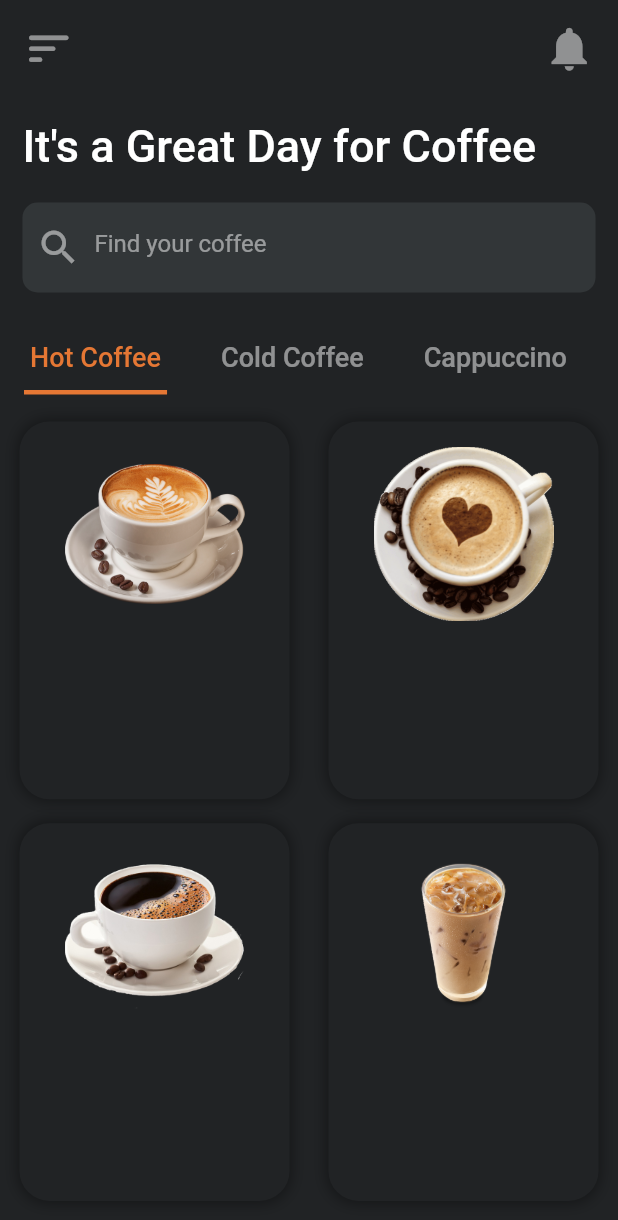
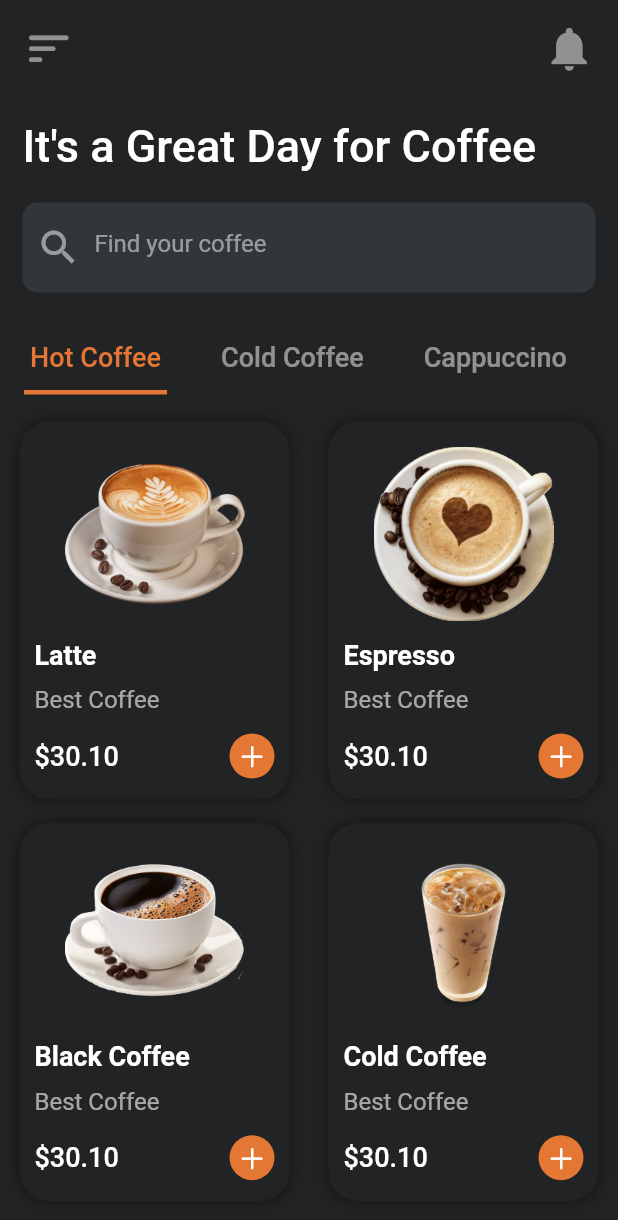
Before and after one commit to loxt/coffe-shop-app, a Flutter app: the HomePage screen opened directly, on a phone screen of 412 x 824 dp. Shown: the top 1220 px of the screen. Run offline on Flutter 3.47's test engine with Material 2 defaults, Android fonts, the phone set to English and light mode, and no system bars; our stand-ins replace google_fonts.

Commit message:
feat: create item card

```diff
--- a/lib/widgets/item.dart
+++ b/lib/widgets/item.dart
@@ -1,3 +1,4 @@
+import 'package:flutter/cupertino.dart';
 import 'package:flutter/material.dart';
 
 class ItemWidget extends StatelessWidget {
@@ -42,6 +43,55 @@ class ItemWidget extends StatelessWidget {
                       fit: BoxFit.contain,
                     ),
                   ),
+                ),
+                Padding(
+                  padding: const EdgeInsets.only(bottom: 8),
+                  child: Align(
+                    alignment: Alignment.centerLeft,
+                    child: Column(
+                      crossAxisAlignment: CrossAxisAlignment.start,
+                      children: [
+                        Text(
+                          images[i],
+                          style: const TextStyle(
+                              fontSize: 18,
+                              fontWeight: FontWeight.bold,
+                              color: Colors.white),
+                        ),
+                        SizedBox(
+                          height: 10,
+                        ),
+                        const Text(
+                          "Best Coffee",
+                          style: const TextStyle(
+                              fontSize: 16, color: Colors.white60),
+                        ),
+                      ],
+                    ),
+                  ),
+                ),
+                Padding(
+                  padding: EdgeInsets.symmetric(vertical: 5),
+                  child: Row(
+                    mainAxisAlignment: MainAxisAlignment.spaceBetween,
+                    children: [
+                      Text(
+                        "\$30.10",
+                        style: TextStyle(
+                            fontSize: 18,
+                            fontWeight: FontWeight.w500,
+                            color: Colors.white),
+                      ),
+                      Container(
+                        padding: EdgeInsets.all(5),
+                        decoration: BoxDecoration(
+                            color: const Color(0xFFE57734),
+                            borderRadius: BorderRadius.circular(20)),
+                        child: const Icon(CupertinoIcons.add,
+                            size: 20, color: Colors.white),
+                      )
+                    ],
+                  ),
                 )
               ],
             ),
```
